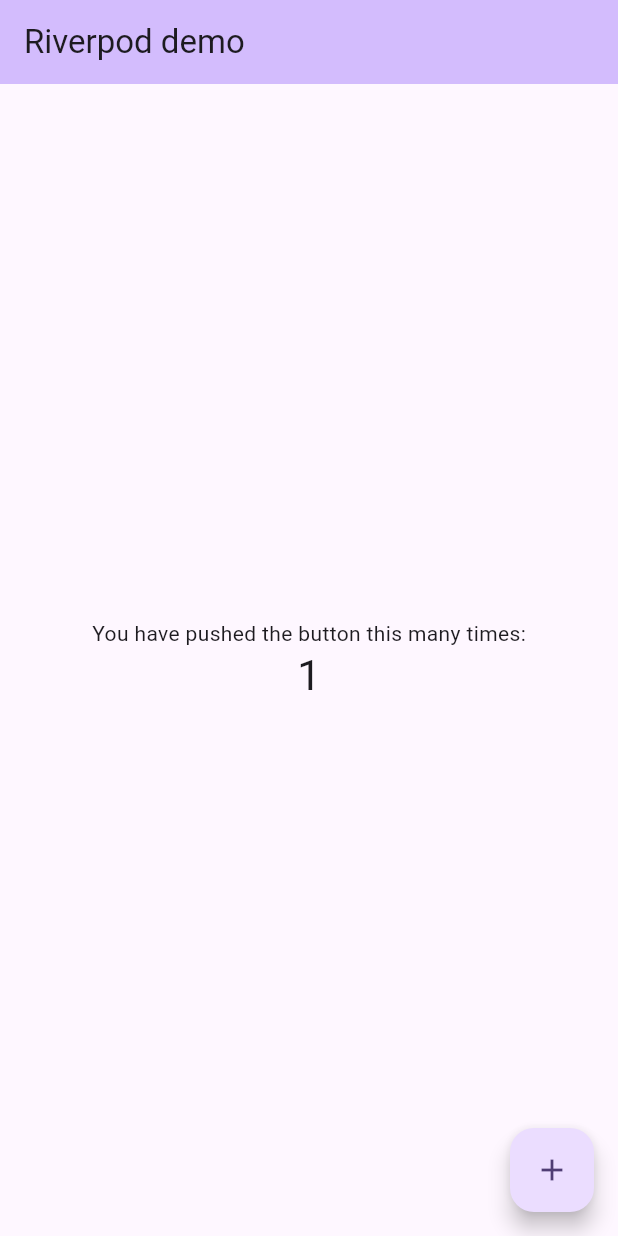
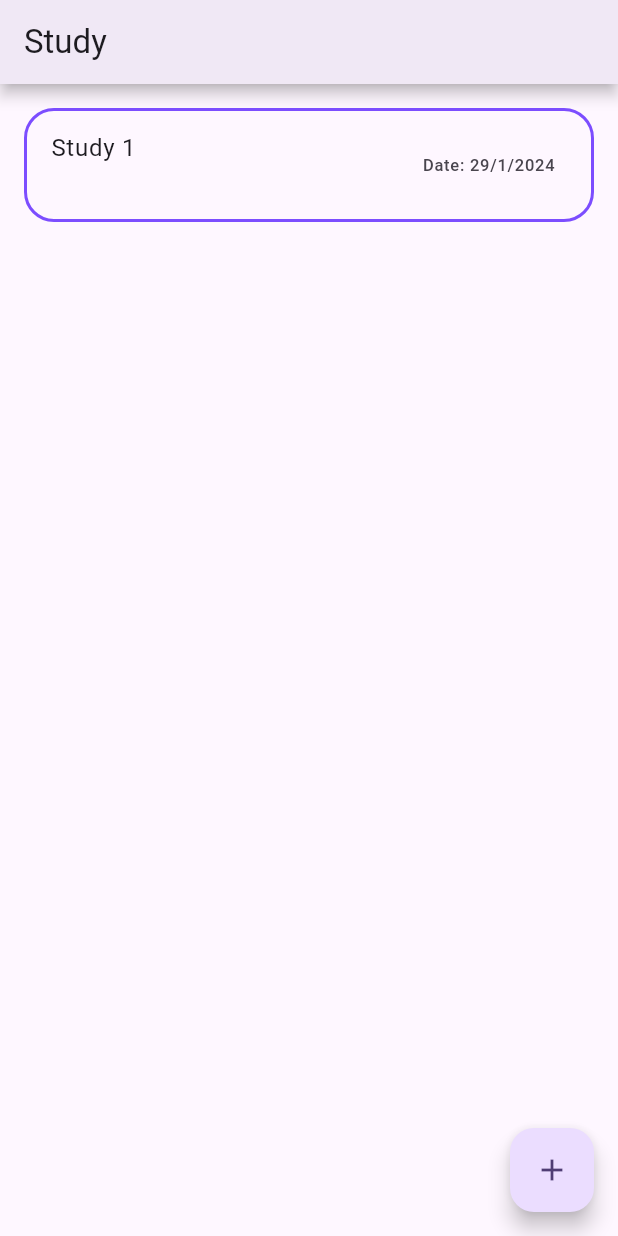
Before and after one commit to HaseebKahn365/riverpod_app, a Flutter app: the screen it shows after launch, after a tap on the "add" icon, on a phone screen of 412 x 824 dp. Run offline on Flutter 3.47's test engine with Material 3 defaults, Android fonts, the phone set to English and light mode, and no system bars; our stand-ins replace flutter_riverpod.

Commit message:
all logic implemented using the riverpod

```diff
--- a/lib/main.dart
+++ b/lib/main.dart
@@ -1,8 +1,23 @@
 import 'package:flutter/material.dart';
+import 'package:flutter_riverpod/flutter_riverpod.dart';
+import 'package:riverpod_app/model.dart';
 
 void main() {
-  runApp(const MyApp());
+  runApp(
+    const ProviderScope(
+      child: MyApp(),
+    ),
+  );
 }
+
+//creating a provider for the category class
+final categoryProvider = ChangeNotifierProvider((ref) => Category(
+      ActivityConnectUID: '1',
+      activityList: [],
+      createdOn: DateTime.now(),
+      isCountBased: true,
+      name: 'Study',
+    ));
 
 class MyApp extends StatelessWidget {
   const MyApp({super.key});
@@ -16,55 +31,186 @@ class MyApp extends StatelessWidget {
         colorScheme: ColorScheme.fromSeed(seedColor: Colors.deepPurple),
         useMaterial3: true,
       ),
-      home: const MyHomePage(title: 'Riverpod demo'),
+      home: const CategoryConsumer(),
     );
   }
 }
 
-class MyHomePage extends StatefulWidget {
-  const MyHomePage({super.key, required this.title});
-
-  final String title;
+//creating consumer widget for category
+class CategoryConsumer extends ConsumerWidget {
+  const CategoryConsumer({super.key});
 
   @override
-  State<MyHomePage> createState() => _MyHomePageState();
-}
-
-class _MyHomePageState extends State<MyHomePage> {
-  int _counter = 0;
-
-  void _incrementCounter() {
-    setState(() {
-      _counter++;
-    });
-  }
-
-  @override
-  Widget build(BuildContext context) {
+  Widget build(BuildContext context, WidgetRef ref) {
+    final category = ref.watch(categoryProvider);
     return Scaffold(
       appBar: AppBar(
-        backgroundColor: Theme.of(context).colorScheme.inversePrimary,
-        title: Text(widget.title),
+        shadowColor: Colors.black,
+        title: Text(category.name),
+        elevation: 4,
       ),
-      body: Center(
-        child: Column(
-          mainAxisAlignment: MainAxisAlignment.center,
-          children: <Widget>[
-            const Text(
-              'You have pushed the button this many times:',
+      body: ListView.builder(
+        itemCount: category.activityList.length,
+        itemBuilder: (context, index) {
+          final activity = category.activityList[index];
+          return Padding(
+            padding: const EdgeInsets.all(16.0),
+            child: ListTile(
+              shape: RoundedRectangleBorder(
+                side: BorderSide(color: Colors.deepPurpleAccent, width: 2),
+                borderRadius: BorderRadius.circular(20),
+              ),
+              splashColor: Colors.deepPurpleAccent,
+              title: Text(activity.name),
+              subtitle: Text(activity.tags.join(', ')),
+              trailing: Text("Date: ${activity.createdOn.day}/${activity.createdOn.month}/${activity.createdOn.year}"), //display in form 28/1/2024
+              onTap: () {
+                //we should navigate to the activity screen using material route
+                Navigator.of(context).push(
+                  MaterialPageRoute(
+                    builder: (context) => ActivityConsumer(
+                      activity: activity,
+                    ),
+                  ),
+                );
+              },
             ),
-            Text(
-              '$_counter',
-              style: Theme.of(context).textTheme.headlineMedium,
-            ),
-          ],
-        ),
+          );
+        },
       ),
       floatingActionButton: FloatingActionButton(
-        onPressed: _incrementCounter,
-        tooltip: 'Increment',
+        onPressed: () {
+          ref.read(categoryProvider.notifier).addToActivityList(
+                Activity(
+                  countMap: {},
+                  createdOn: DateTime.now(),
+                  name: 'Study ${category.activityList.length + 1}',
+                  tags: [],
+                ),
+              );
+        },
         child: const Icon(Icons.add),
       ),
     );
   }
 }
+
+//creating a consumer statefull widget for activity recieved from the category consumer in order to modify the Activity object in the list of activities in the category class
+class ActivityConsumer extends ConsumerStatefulWidget {
+  final Activity activity;
+
+  const ActivityConsumer({super.key, required this.activity});
+
+  @override
+  _ActivityConsumerState createState() => _ActivityConsumerState();
+}
+
+class _ActivityConsumerState extends ConsumerState<ActivityConsumer> {
+  @override
+  Widget build(BuildContext context) {
+    return Scaffold(
+      appBar: AppBar(
+        title: Text(widget.activity.name),
+      ),
+      body: ListView.builder(
+        itemCount: widget.activity.countMap.length,
+        itemBuilder: (context, index) {
+          final date = widget.activity.countMap.keys.elementAt(index);
+          final count = widget.activity.countMap.values.elementAt(index);
+          return Padding(
+            padding: const EdgeInsets.all(16.0),
+            child: Card(
+              elevation: 20,
+              child: ListTile(
+                shape: RoundedRectangleBorder(
+                  side: BorderSide(color: Colors.deepPurpleAccent, width: 2),
+                  borderRadius: BorderRadius.circular(10),
+                ),
+                splashColor: Colors.deepPurpleAccent,
+                title: Text("Date: ${date.day}/${date.month}/${date.year}"),
+                subtitle: Text("Count: $count"),
+                onTap: () => {
+                  //navigate to the notes screen
+                  Navigator.of(context).push(
+                    MaterialPageRoute(
+                      builder: (context) => NotesConsumer(
+                        activity: widget.activity,
+                      ),
+                    ),
+                  ),
+                },
+              ),
+            ),
+          );
+        },
+      ),
+      floatingActionButton: FloatingActionButton(
+        onPressed: () {
+          setState(() {
+            widget.activity.addToCountMap(DateTime.now(), widget.activity.countMap.length + 1);
+          });
+
+          //find the activity instance in the list of the activities in the category class and update it
+          // ref.read(categoryProvider).activityList.firstWhere((element) => element.name == widget.activity.name).addToCountMap(DateTime.now(), widget.activity.countMap.length + 1);
+        },
+        child: const Icon(Icons.add),
+      ),
+    );
+  }
+}
+
+//consumer stateful widget for notes
+
+class NotesConsumer extends ConsumerStatefulWidget {
+  final Activity activity;
+
+  const NotesConsumer({super.key, required this.activity});
+
+  @override
+  _NotesConsumerState createState() => _NotesConsumerState();
+}
+
+class _NotesConsumerState extends ConsumerState<NotesConsumer> {
+  @override
+  Widget build(BuildContext context) {
+    return Scaffold(
+      appBar: AppBar(
+        title: Text(widget.activity.name),
+      ),
+      body: ListView.builder(
+        itemCount: widget.activity.notes.length,
+        itemBuilder: (context, index) {
+          final note = widget.activity.notes[index];
+          return Padding(
+            padding: const EdgeInsets.all(16.0),
+            child: Card(
+              elevation: 20,
+              child: ListTile(
+                shape: RoundedRectangleBorder(
+                  side: BorderSide(color: Colors.deepPurpleAccent, width: 2),
+                  borderRadius: BorderRadius.circular(10),
+                ),
+                splashColor: Colors.deepPurpleAccent,
+                title: Text(note),
+                onTap: () => {
+                  //navigate to the notes screen
+                },
+              ),
+            ),
+          );
+        },
+      ),
+      floatingActionButton: FloatingActionButton(
+        onPressed: () {
+          setState(() {
+            widget.activity.notes.add('Note ${widget.activity.notes.length + 1}');
+          });
+
+          //find the activity instance in the list of the activities in the category class and update it
+          // ref.read(categoryProvider).activityList.firstWhere((element) => element.name == widget.activity.name).addToCountMap(DateTime.now(), widget.activity.countMap.length + 1);
+        },
+        child: const Icon(Icons.add),
+      ),
+    );
+  }
+}
--- a/lib/model.dart
+++ b/lib/model.dart
@@ -0,0 +1,71 @@
+/*
+
+this application simply tests for different categories of activites and the activitiies that reside in each category.
+but with riverpod in mind, we will be extending our classes from the ChangeNotifier class and then we will be using the notify listeners to notify the listeners of any changes in the state of the application.
+
+Following is the structure of the classes.
+
+class Category {
+  bool isCountBased;
+  String name;
+  String ActivityConnectUID;
+  DateTime createdOn;
+
+  List<Activity> activityList;
+
+  Category({required this.isCountBased, required this.name, required this.ActivityConnectUID, required this.createdOn, required this.activityList});
+
+  void addToActivityList(Activity activity) {
+    activityList.add(activity);
+  }
+}
+
+class Activity {
+  String name;
+  List<String> tags;
+  DateTime createdOn;
+  Map<DateTime, int> countMap;
+
+  Activity({required this.name, required this.tags, required this.createdOn, required this.countMap});
+}
+lets implement along with the ChangeNotifier class.
+
+ */
+
+import 'package:flutter/material.dart';
+
+class Category extends ChangeNotifier {
+  final bool isCountBased;
+  final String name;
+  String ActivityConnectUID;
+  final DateTime createdOn;
+
+  List<Activity> activityList;
+
+  Category({required this.isCountBased, required this.name, required this.ActivityConnectUID, required this.createdOn, required this.activityList});
+
+  void addToActivityList(Activity activity) {
+    activityList.add(activity);
+    notifyListeners();
+  }
+}
+
+class Activity extends ChangeNotifier {
+  String name;
+  List<String> tags;
+  DateTime createdOn;
+  Map<DateTime, int> countMap;
+  final List<String> notes = [];
+
+  Activity({required this.name, required this.tags, required this.createdOn, required this.countMap});
+
+  void addToCountMap(DateTime date, int count) {
+    countMap[date] = count;
+    notifyListeners();
+  }
+
+  void addNotes(String note) {
+    notes.add(note);
+    notifyListeners();
+  }
+}
--- a/pubspec.yaml
+++ b/pubspec.yaml
@@ -35,6 +35,7 @@ dependencies:
   # The following adds the Cupertino Icons font to your application.
   # Use with the CupertinoIcons class for iOS style icons.
   cupertino_icons: ^1.0.2
+  flutter_riverpod: ^2.4.9
 
 dev_dependencies:
   flutter_test:
```
Also changed, not shown: pubspec.lock.
